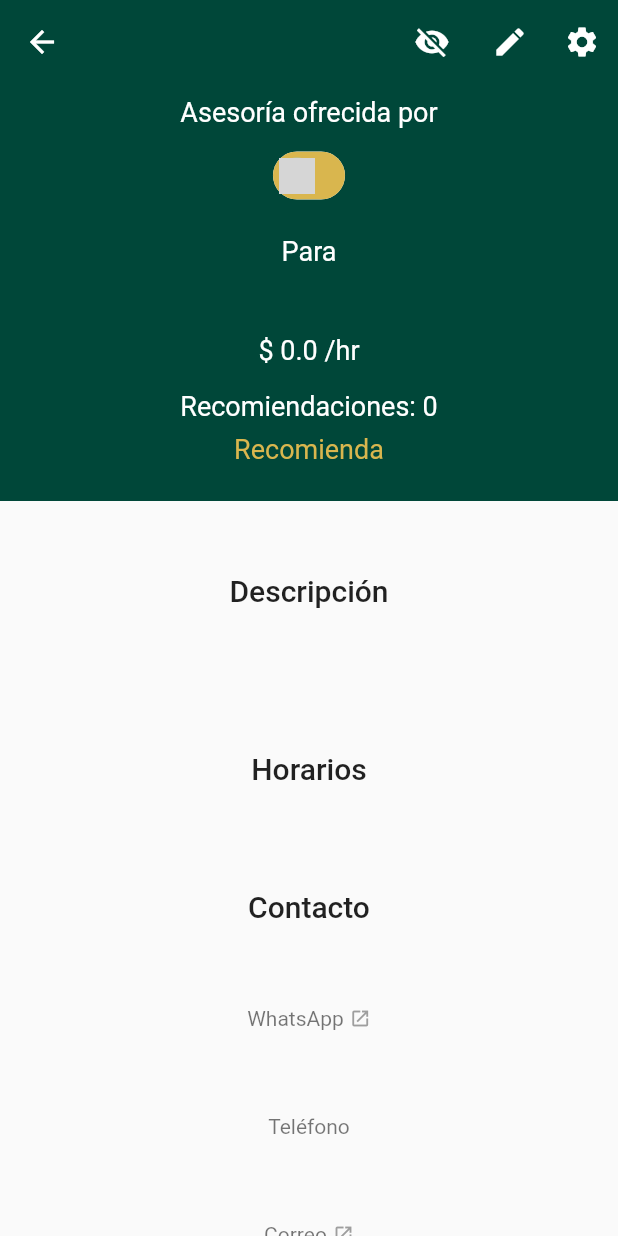
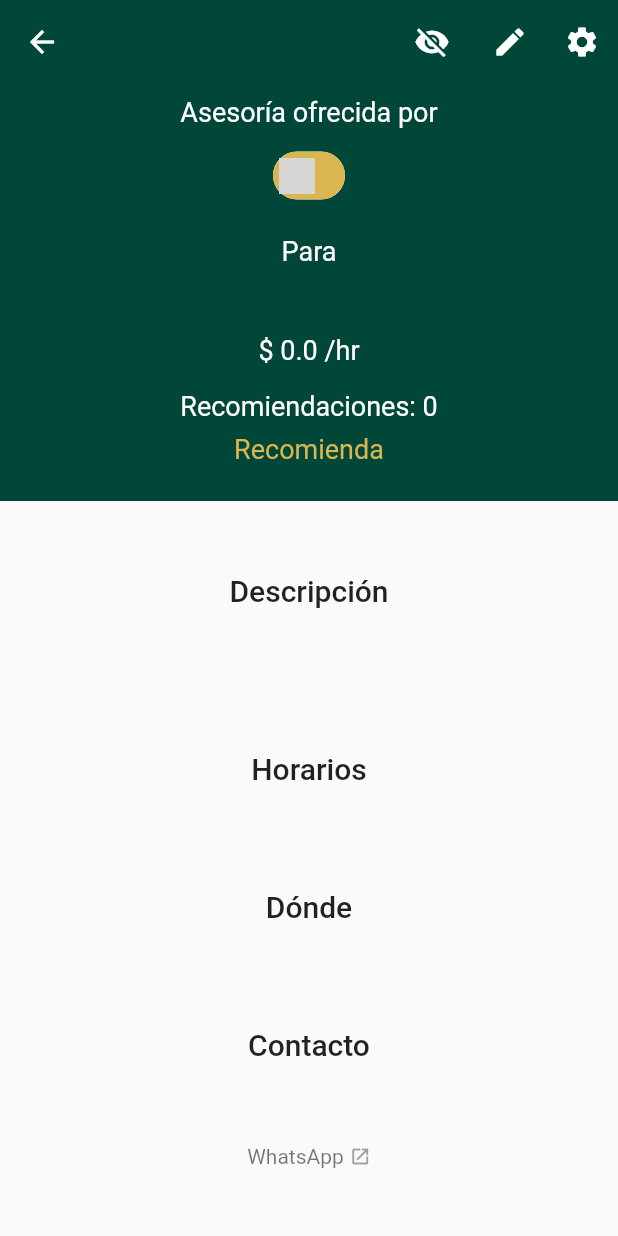
Before and after one commit to ITAM-IngenieriaSoftware-2022/asesoriasITAM2022, a Flutter app: the AsesoriaPage screen opened directly with empty values, on a phone screen of 412 x 824 dp. Run offline on Flutter 3.47's test engine with Material 2 defaults, Android fonts, the phone set to English and light mode, and no system bars; our stand-ins replace cloud_firestore, file_picker, firebase_auth, firebase_core, firebase_storage, font_awesome_flutter; accounts and stored records are empty; grey boxes are pictures that could not be loaded.

Commit message:
asesoriaPage donde

```diff
--- a/src/asesoriasitam/lib/pantallas/asesorias/anuncia_asesoria.dart
+++ b/src/asesoriasitam/lib/pantallas/asesorias/anuncia_asesoria.dart
@@ -83,6 +83,7 @@
       setState(() {
         _missingFields = true;
       });
+      showSnack(context: context, text: "Revisa los datos ingresados");
     }
   }
 
@@ -402,6 +403,7 @@
               labelText: "Horario para $e. Ej. 9:00-11:00, 14:00-15:00",
               onChanged: (val) => asesoria.horario?[e] = val,
               onSaved: (val) => asesoria.horario?[e] = val,
+              maxLength: 42,
             ))
         .toList());
     return Step(
--- a/src/asesoriasitam/lib/pantallas/asesorias/asesoria.dart
+++ b/src/asesoriasitam/lib/pantallas/asesorias/asesoria.dart
@@ -240,6 +240,9 @@
               _sectionTitle(title: "Horarios"),
               _horario(),
 
+              _sectionTitle(title: "Dónde"),
+              _lugares(),
+
               //Contacto
               _sectionTitle(title: "Contacto"),
               asesoria.wa != null
@@ -333,34 +336,6 @@
     );
   }
 
-  /*
-  Widget _horario() {
-    List<Widget> out = [];
-    double fontSize = 18;
-    for (String dia in diasOrdenados) {
-      String hrs = asesoria.horario![dia];
-      if (hrs.isEmpty) continue;
-      out.add(Row(mainAxisAlignment: MainAxisAlignment.spaceBetween, children: [
-        Column(children: [
-          Text(
-            dia,
-            style: TextStyle(fontSize: fontSize),
-          )
-        ]),
-        Column(
-          crossAxisAlignment: CrossAxisAlignment.end,
-          children: [
-            Text(
-              hrs,
-              style: TextStyle(fontSize: fontSize),
-            )
-          ],
-        )
-      ]));
-    }
-    return CenteredConstrainedBox(maxWidth: 150, child: Column(children: out));
-  }
-  */
   Widget _horario() {
     String out = "";
     double fontSize = 18;
@@ -374,4 +349,13 @@
       style: TextStyle(fontSize: fontSize),
     );
   }
+
+  Widget _lugares() {
+    double fontSize = 18;
+    String out = asesoria.lugares!.join(', ');
+    return Text(
+      out,
+      style: TextStyle(fontSize: fontSize),
+    );
+  }
 }
--- a/src/asesoriasitam/lib/pantallas/asesorias/editar_asesoria.dart
+++ b/src/asesoriasitam/lib/pantallas/asesorias/editar_asesoria.dart
@@ -164,6 +164,7 @@
               onChanged: (val) => asesoria.horario?[e] = val,
               onSaved: (val) => asesoria.horario?[e] = val,
               initialText: asesoria.horario?[e],
+              maxLength: 42,
             ))
         .toList());
     return Column(children: content);
```
